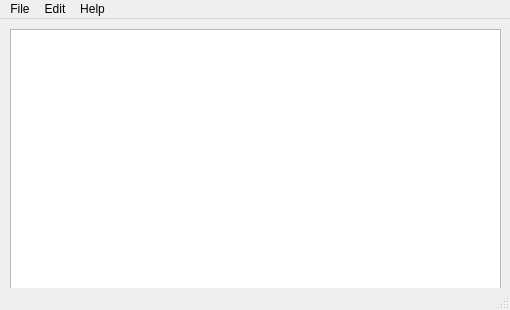
Before: the Qt Designer form src/dialog/stylerwindow.ui in takashiro/CWizard, drawn with Qt 5.
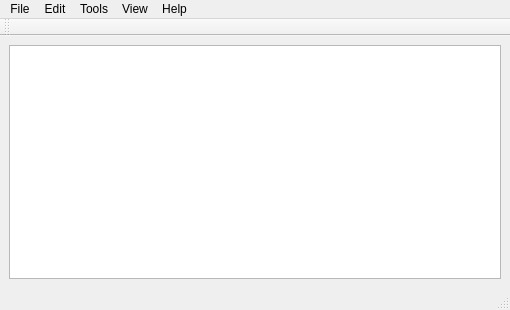
After: the same form once the commit is applied. Icons and pictures are not drawn.

Patch:
```diff
--- a/src/dialog/stylerwindow.ui
+++ b/src/dialog/stylerwindow.ui
@@ -20,43 +20,39 @@
    <string>CStyler</string>
   </property>
   <widget class="QWidget" name="centralwidget">
-   <widget class="QPlainTextEdit" name="plainTextEdit">
-    <property name="geometry">
-     <rect>
-      <x>10</x>
-      <y>10</y>
-      <width>491</width>
-      <height>261</height>
-     </rect>
-    </property>
-    <property name="sizePolicy">
-     <sizepolicy hsizetype="Ignored" vsizetype="Ignored">
-      <horstretch>100</horstretch>
-      <verstretch>100</verstretch>
-     </sizepolicy>
-    </property>
-    <property name="minimumSize">
-     <size>
-      <width>0</width>
-      <height>0</height>
-     </size>
-    </property>
-    <property name="maximumSize">
-     <size>
-      <width>16777215</width>
-      <height>16777215</height>
-     </size>
-    </property>
-    <property name="font">
-     <font>
-      <family>Arial</family>
-      <pointsize>10</pointsize>
-     </font>
-    </property>
-    <property name="tabStopWidth">
-     <number>20</number>
-    </property>
-   </widget>
+   <layout class="QVBoxLayout" name="verticalLayout">
+    <item>
+     <widget class="QPlainTextEdit" name="plainTextEdit">
+      <property name="sizePolicy">
+       <sizepolicy hsizetype="Preferred" vsizetype="Preferred">
+        <horstretch>100</horstretch>
+        <verstretch>100</verstretch>
+       </sizepolicy>
+      </property>
+      <property name="minimumSize">
+       <size>
+        <width>0</width>
+        <height>0</height>
+       </size>
+      </property>
+      <property name="maximumSize">
+       <size>
+        <width>16777215</width>
+        <height>16777215</height>
+       </size>
+      </property>
+      <property name="font">
+       <font>
+        <family>Courier</family>
+        <pointsize>9</pointsize>
+       </font>
+      </property>
+      <property name="tabStopWidth">
+       <number>20</number>
+      </property>
+     </widget>
+    </item>
+   </layout>
   </widget>
   <widget class="QMenuBar" name="menubar">
    <property name="geometry">
@@ -89,12 +85,42 @@
      <string>Help</string>
     </property>
     <addaction name="actionContextHelp"/>
+    <addaction name="actionAboutCStyler"/>
+   </widget>
+   <widget class="QMenu" name="menuView">
+    <property name="title">
+     <string>View</string>
+    </property>
+    <addaction name="actionToolBar"/>
+    <addaction name="actionLockToolBar"/>
+    <addaction name="separator"/>
+    <addaction name="actionFullScreen"/>
+   </widget>
+   <widget class="QMenu" name="menuTools">
+    <property name="title">
+     <string>Tools</string>
+    </property>
+    <addaction name="actionEditorLists"/>
+    <addaction name="separator"/>
    </widget>
    <addaction name="menuFile"/>
    <addaction name="menuEdit"/>
+   <addaction name="menuTools"/>
+   <addaction name="menuView"/>
    <addaction name="menuHelp"/>
   </widget>
-  <widget class="QStatusBar" name="statusbar"/>
+  <widget class="QToolBar" name="toolBar">
+   <property name="windowTitle">
+    <string>Tool Bar</string>
+   </property>
+   <attribute name="toolBarArea">
+    <enum>TopToolBarArea</enum>
+   </attribute>
+   <attribute name="toolBarBreak">
+    <bool>false</bool>
+   </attribute>
+  </widget>
+  <widget class="QStatusBar" name="statusBar"/>
   <action name="actionOpen">
    <property name="text">
     <string>Open</string>
```
Left out of the diff: 190 changed lines with no effect on the pictures.
